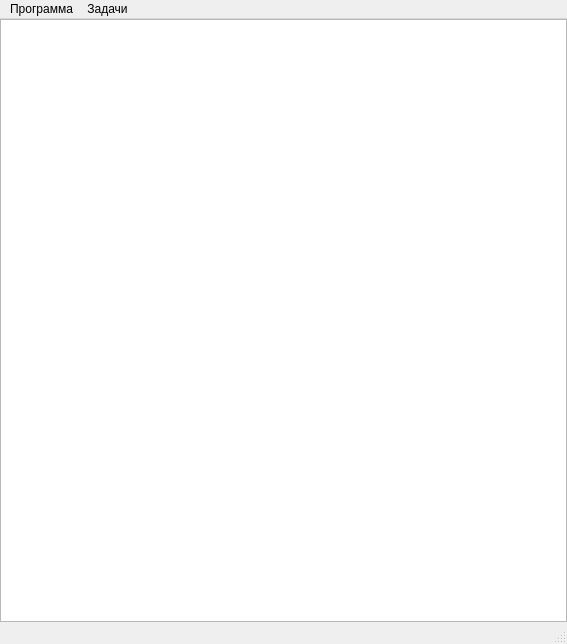
First picture: the form in clientApp/mainwindow.ui, repository andruwa01/clientAppREST, before the edit.
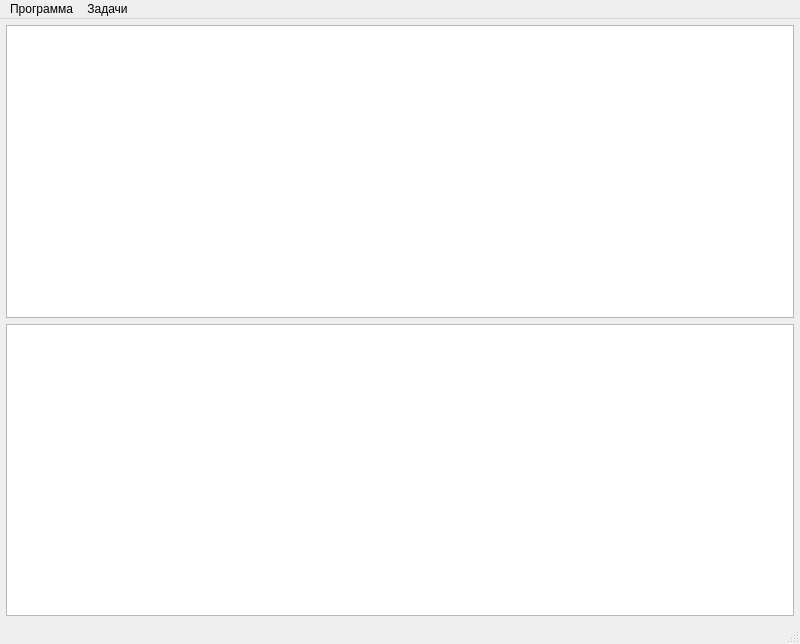
Second picture: the form after the edit.

```diff
--- a/clientApp/mainwindow.ui
+++ b/clientApp/mainwindow.ui
@@ -6,7 +6,7 @@
    <rect>
     <x>0</x>
     <y>0</y>
-    <width>567</width>
+    <width>800</width>
     <height>644</height>
    </rect>
   </property>
@@ -14,24 +14,30 @@
    <string>Editable Tree Model</string>
   </property>
   <widget class="QWidget" name="centralwidget">
-   <layout class="QVBoxLayout">
+   <property name="minimumSize">
+    <size>
+     <width>800</width>
+     <height>400</height>
+    </size>
+   </property>
+   <layout class="QVBoxLayout" name="vboxLayout">
     <property name="spacing">
-     <number>0</number>
+     <number>6</number>
     </property>
     <property name="leftMargin">
-     <number>0</number>
+     <number>6</number>
     </property>
     <property name="topMargin">
-     <number>0</number>
+     <number>6</number>
     </property>
     <property name="rightMargin">
-     <number>0</number>
+     <number>6</number>
     </property>
     <property name="bottomMargin">
-     <number>0</number>
+     <number>6</number>
     </property>
     <item>
-     <widget class="QTreeView" name="view">
+     <widget class="QTreeView" name="treeView">
       <property name="alternatingRowColors">
        <bool>true</bool>
       </property>
@@ -49,6 +55,19 @@
       </property>
      </widget>
     </item>
+    <item>
+     <widget class="QTableView" name="tableView">
+      <property name="selectionBehavior">
+       <enum>QAbstractItemView::SelectItems</enum>
+      </property>
+      <attribute name="horizontalHeaderStretchLastSection">
+       <bool>false</bool>
+      </attribute>
+      <attribute name="verticalHeaderStretchLastSection">
+       <bool>false</bool>
+      </attribute>
+     </widget>
+    </item>
    </layout>
   </widget>
   <widget class="QMenuBar" name="menubar">
```
